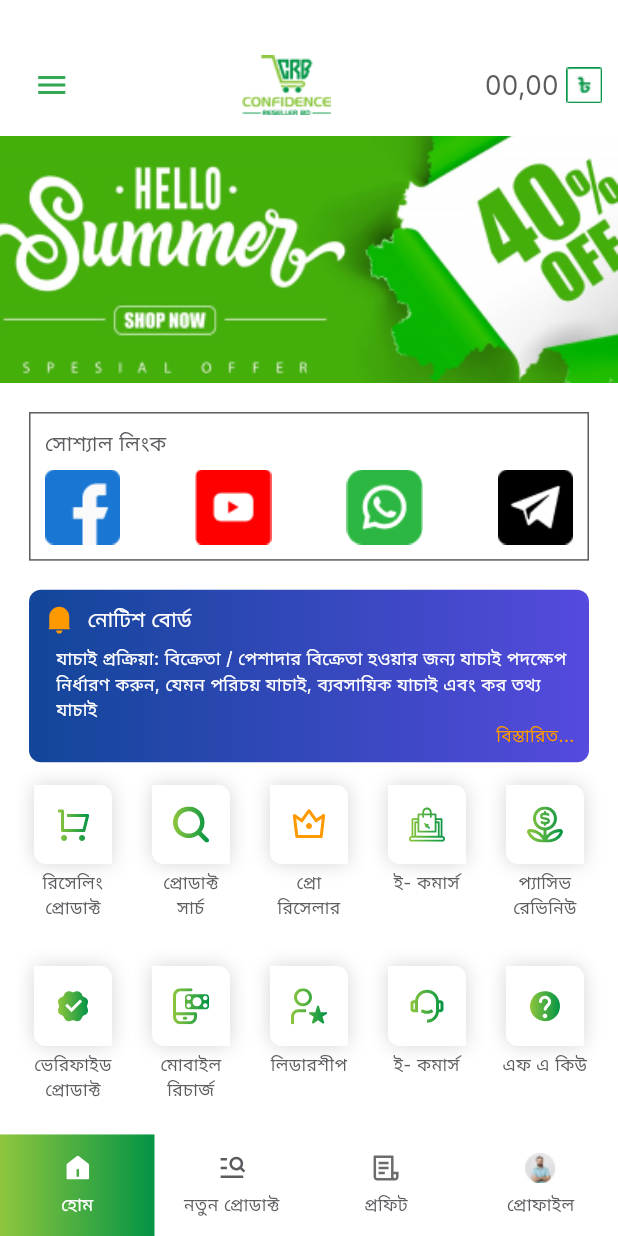
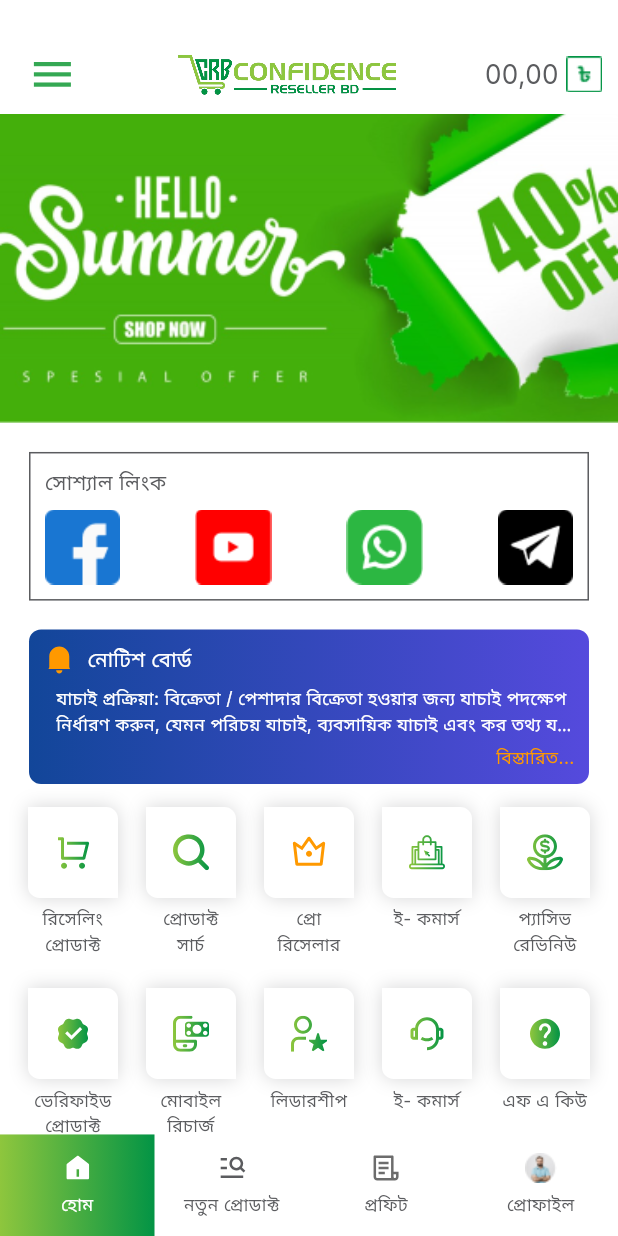
Before and after one commit to rafsanopi/confidence_reseller, a Flutter app: the HomeScreen screen opened by its route, on a phone screen of 412 x 824 dp. Run offline on Flutter 3.47's test engine with Material 3 defaults, Android fonts, the phone set to English and light mode, and no system bars; our stand-ins replace cached_network_image, dropdown_button2, flutter_screenutil, flutter_svg, flutter_widget_from_html, gap and 11 more; accounts and stored records are empty.

Commit message:
Modification Done

```diff
--- a/lib/core/routes/routes.dart
+++ b/lib/core/routes/routes.dart
@@ -15,7 +15,7 @@ import 'package:go_router/go_router.dart';
 
 class AppRouter {
   static final GoRouter initRoute = GoRouter(
-      initialLocation: RoutePath.homeScreen.addBasePath,
+      initialLocation: RoutePath.splashScreen.addBasePath,
       // navigatorKey: Get.key,
       debugLogDiagnostics: true,
       routes: [
--- a/lib/global/custom_assets/assets.gen.dart
+++ b/lib/global/custom_assets/assets.gen.dart
@@ -173,6 +173,10 @@ class $AssetsIconsGen {
   AssetGenImage get resellerBlackLogo =>
       const AssetGenImage('assets/icons/resellerBlackLogo.jpg');
 
+  /// File path: assets/icons/resellerLogoNew.png
+  AssetGenImage get resellerLogoNew =>
+      const AssetGenImage('assets/icons/resellerLogoNew.png');
+
   /// File path: assets/icons/resellerProRuls.svg
   SvgGenImage get resellerProRuls =>
       const SvgGenImage('assets/icons/resellerProRuls.svg');
@@ -276,6 +280,7 @@ class $AssetsIconsGen {
         profitSelected,
         profitUnselected,
         resellerBlackLogo,
+        resellerLogoNew,
         resellerProRuls,
         resellerPro,
         resellingProduct,
--- a/lib/presentation/screens/home/home.dart
+++ b/lib/presentation/screens/home/home.dart
@@ -34,7 +34,7 @@ class HomeScreen extends StatelessWidget {
           Assets.images.banner1.image(
               fit: BoxFit.fitWidth,
               width: double.maxFinite,
-              height: MediaQuery.of(context).size.height / 5),
+              height: MediaQuery.of(context).size.height / 4),
 
           /// ======================== Social Link Box =============================
 
@@ -69,6 +69,7 @@ class HomeScreen extends StatelessWidget {
           Container(
             margin: EdgeInsets.symmetric(horizontal: 20.r),
             padding: EdgeInsets.all(10.r),
+            height: MediaQuery.of(context).size.height / 8,
             decoration: const BoxDecoration(
                 gradient: AppColors.blueGradientColor,
                 borderRadius: BorderRadius.all(Radius.circular(8))),
@@ -78,6 +79,7 @@ class HomeScreen extends StatelessWidget {
                   children: [
                     Assets.icons.notificationOrange.svg(),
                     CustomText(
+                      maxLines: 2,
                       fontSize: Dimensions.getFontSizeDefault(context),
                       left: 8.w,
                       text: AppStrings.noticeBoard,
@@ -85,14 +87,16 @@ class HomeScreen extends StatelessWidget {
                     )
                   ],
                 ),
-                CustomText(
+                Expanded(
+                  child: CustomText(
                     top: 8.h,
                     textAlign: TextAlign.left,
                     fontSize: Dimensions.getFontSizeSmall(context),
-                  maxLines: 10,
+                    maxLines: 2,
                     left: 8.w,
                     text: AppStrings.varifyProcess,
                     color: AppColors.whiteColor,
+                  ),
                 ),
                 Row(
                   mainAxisAlignment: MainAxisAlignment.end,
@@ -127,7 +131,7 @@ class HomeScreen extends StatelessWidget {
                 child: Column(
                   children: [
                     Container(
-                      padding: EdgeInsets.all(10.r),
+                      padding: EdgeInsets.all(14.r),
                       decoration: BoxDecoration(
                           color: AppColors.whiteColor,
                           boxShadow: [
@@ -143,7 +147,7 @@ class HomeScreen extends StatelessWidget {
                       child: homeController.homeItems[index][AppStrings.icon],
                     ),
                     CustomText(
-                        top: 8.h,
+                        top: 10.h,
                         maxLines: 2,
                         fontSize: Dimensions.getFontSizeSmall(context),
                         text: homeController.homeItems[index][AppStrings.text])
--- a/lib/presentation/widgets/app_bar/app_bar.dart
+++ b/lib/presentation/widgets/app_bar/app_bar.dart
@@ -13,7 +13,7 @@ class CustomAppBar extends StatelessWidget {
   Widget build(BuildContext context) {
     return Container(
       margin: EdgeInsets.only(top: 24.h),
-      padding: EdgeInsets.symmetric(vertical: 10.h, horizontal: 10.w),
+      padding: EdgeInsets.symmetric(vertical: 2.h, horizontal: 10.w),
       child: Row(
         mainAxisAlignment: MainAxisAlignment.spaceBetween,
         children: [
@@ -22,13 +22,14 @@ class CustomAppBar extends StatelessWidget {
               onPressed: () {
                 scaffoldKey.currentState?.openDrawer();
               },
-              icon: const Icon(
+              icon: Icon(
+                size: 34.r,
                 Icons.menu,
                 color: AppColors.primaryColor,
               )),
 
           /// =========================== Logo ========================
-          Assets.icons.logoGreen.image(),
+          Assets.icons.resellerLogoNew.image(height: 40.h, width: 140.w),
 
           /// ====================== Money Box =========================
           Row(
--- a/lib/presentation/widgets/useful_customs/useful_customs.dart
+++ b/lib/presentation/widgets/useful_customs/useful_customs.dart
@@ -1,3 +1,4 @@
+import 'package:confidence_reseller/core/routes/route_path.dart';
 import 'package:confidence_reseller/global/custom_assets/assets.gen.dart';
 import 'package:confidence_reseller/presentation/widgets/custom_text/custom_text.dart';
 import 'package:confidence_reseller/utils/app_colors/app_colors.dart';
@@ -6,6 +7,7 @@ import 'package:confidence_reseller/utils/static_strings/static_strings.dart';
 import 'package:flutter/material.dart';
 import 'package:flutter_screenutil/flutter_screenutil.dart';
 import 'package:get/get.dart';
+import 'package:go_router/go_router.dart';
 
 /// ========================== This Custom Uses Gradient BackDround Color ==========================
 
@@ -95,7 +97,7 @@ showCongratesPopUp({required BuildContext context}) async {
                 onLoaded: (p0) {
                   Future.delayed(const Duration(seconds: 2), () {
                     // ignore: use_build_context_synchronously
-                    Navigator.of(context).pop();
+                    context.pushReplacementNamed(RoutePath.homeScreen);
                   });
                 },
               ),
```
Also changed, not shown: assets/icons/resellerLogoNew.png (added). Lines whose indentation alone changed are shown as unchanged.
